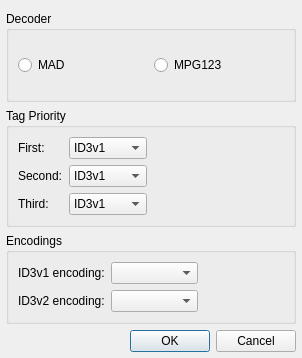
Qt form src/plugins/Input/mpeg/settingsdialog.ui (ksv1986/qmmp-staging) before a commit.
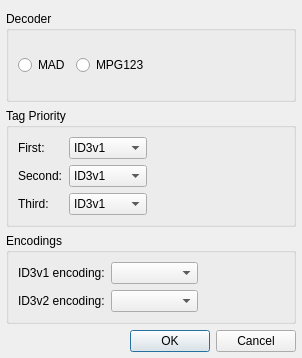
The same form after that commit.

Commit message: mpeg: fixed settings layout

```diff
--- a/src/plugins/Input/mpeg/settingsdialog.ui
+++ b/src/plugins/Input/mpeg/settingsdialog.ui
@@ -25,6 +25,12 @@
    </property>
    <item>
     <widget class="QGroupBox" name="groupBox_3">
+     <property name="sizePolicy">
+      <sizepolicy hsizetype="Preferred" vsizetype="Preferred">
+       <horstretch>0</horstretch>
+       <verstretch>0</verstretch>
+      </sizepolicy>
+     </property>
      <property name="title">
       <string>Decoder</string>
      </property>
@@ -43,6 +49,19 @@
         </property>
        </widget>
       </item>
+      <item>
+       <spacer name="horizontalSpacer_3">
+        <property name="orientation">
+         <enum>Qt::Horizontal</enum>
+        </property>
+        <property name="sizeHint" stdset="0">
+         <size>
+          <width>40</width>
+          <height>20</height>
+         </size>
+        </property>
+       </spacer>
+      </item>
      </layout>
     </widget>
    </item>
```
Left out of the diff: 18 changed lines with no effect on the pictures.
